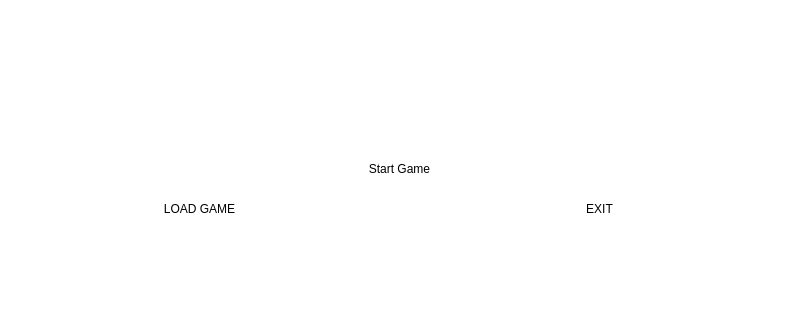
Qt form mainwindow.ui (Matin0789/Condottiere-) before a commit; both pictures show x 0 to 800 and y 287 to 607 of the 800 by 607 pixel window.
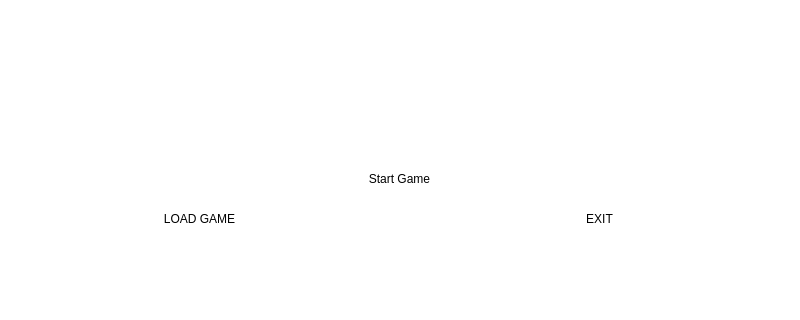
The same form after that commit. Icons and pictures are not drawn.

```diff
--- a/mainwindow.ui
+++ b/mainwindow.ui
@@ -34,7 +34,7 @@
     <property name="geometry">
      <rect>
       <x>310</x>
-      <y>440</y>
+      <y>450</y>
       <width>179</width>
       <height>31</height>
      </rect>
@@ -70,7 +70,7 @@
     <property name="geometry">
      <rect>
       <x>510</x>
-      <y>480</y>
+      <y>490</y>
       <width>179</width>
       <height>31</height>
      </rect>
@@ -106,7 +106,7 @@
     <property name="geometry">
      <rect>
       <x>110</x>
-      <y>480</y>
+      <y>490</y>
       <width>179</width>
       <height>31</height>
      </rect>
```
